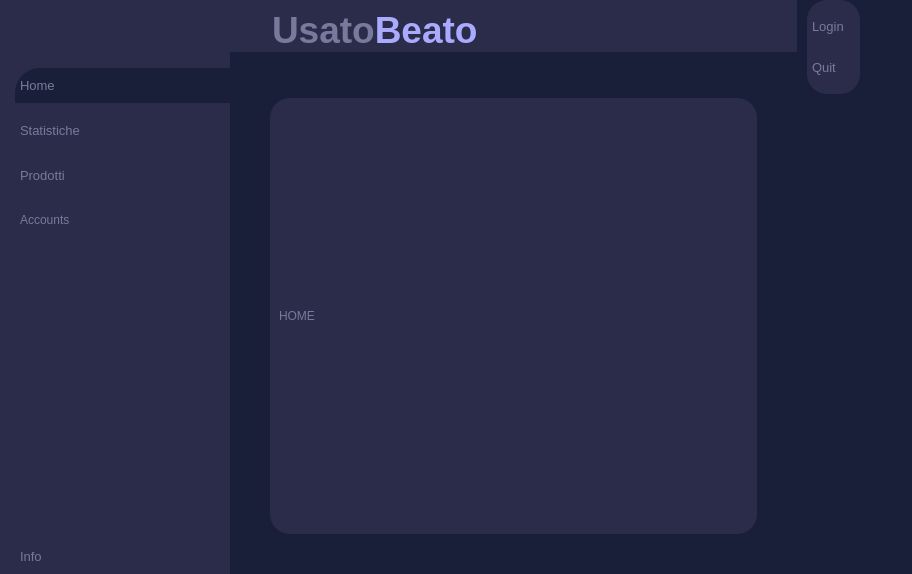
First picture: the form in NegozioDelUsatoPython/GUI USATOBEATO/interface_definitiva.ui, repository LeonUrsu/NegozioDellUsato-ExamIS, before the edit.
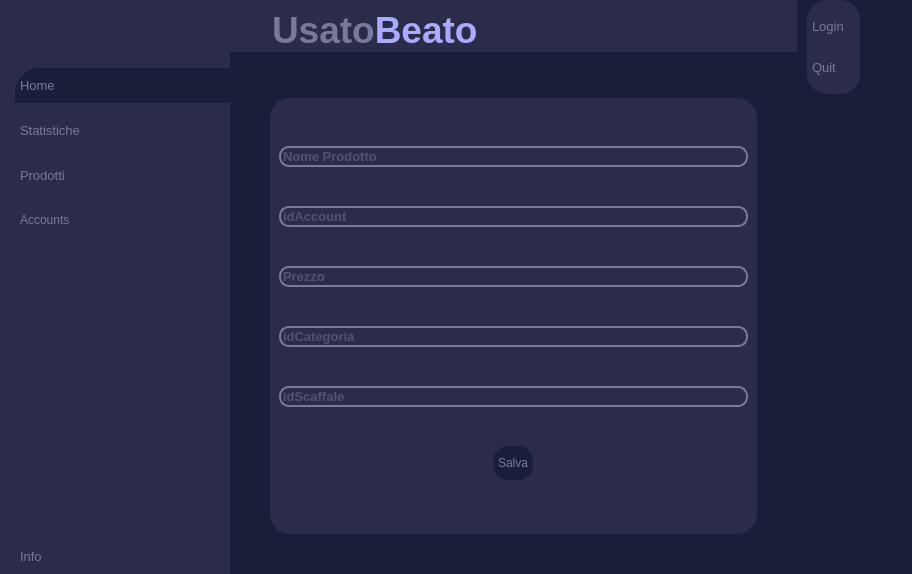
Second picture: the form after the edit. The open tabs and pages were chosen to show the change. Icons and pictures are not drawn. Custom widgets are drawn as their Qt base class.

Commit message: quitBtn e classe Prodotto per aggiungere prodotti(ancora non funzionante)

```diff
--- a/NegozioDelUsatoPython/GUI USATOBEATO/interface_definitiva.ui
+++ b/NegozioDelUsatoPython/GUI USATOBEATO/interface_definitiva.ui
@@ -38,7 +38,7 @@
 	background-color:transparent;
 }
 
-#searchFrame{
+#searchFrame, QLineEdit{
 	border-radius: 10px;
 	border: 2px solid #78799c;
 }
@@ -774,7 +774,7 @@
                       <property name="frameShadow">
                        <enum>QFrame::Raised</enum>
                       </property>
-                      <layout class="QVBoxLayout" name="verticalLayout_11">
+                      <layout class="QHBoxLayout" name="horizontalLayout_10">
                        <property name="spacing">
                         <number>0</number>
                        </property>
@@ -900,6 +900,137 @@
               </item>
              </layout>
             </widget>
+            <widget class="QWidget" name="aggiungiProdottopg">
+             <layout class="QHBoxLayout" name="horizontalLayout_11">
+              <item>
+               <widget class="QFrame" name="addProdottoFrm">
+                <property name="frameShape">
+                 <enum>QFrame::StyledPanel</enum>
+                </property>
+                <property name="frameShadow">
+                 <enum>QFrame::Raised</enum>
+                </property>
+                <layout class="QVBoxLayout" name="verticalLayout_11">
+                 <property name="spacing">
+                  <number>0</number>
+                 </property>
+                 <property name="leftMargin">
+                  <number>0</number>
+                 </property>
+                 <property name="topMargin">
+                  <number>0</number>
+                 </property>
+                 <property name="rightMargin">
+                  <number>0</number>
+                 </property>
+                 <property name="bottomMargin">
+                  <number>0</number>
+                 </property>
+                 <item>
+                  <widget class="QLineEdit" name="nomeLe">
+                   <property name="font">
+                    <font>
+                     <pointsize>10</pointsize>
+                     <weight>75</weight>
+                     <bold>true</bold>
+                    </font>
+                   </property>
+                   <property name="cursorPosition">
+                    <number>0</number>
+                   </property>
+                   <property name="placeholderText">
+                    <string>Nome Prodotto</string>
+                   </property>
+                  </widget>
+                 </item>
+                 <item>
+                  <widget class="QLineEdit" name="idAccountLe">
+                   <property name="font">
+                    <font>
+                     <pointsize>10</pointsize>
+                     <weight>75</weight>
+                     <bold>true</bold>
+                    </font>
+                   </property>
+                   <property name="placeholderText">
+                    <string>idAccount</string>
+                   </property>
+                  </widget>
+                 </item>
+                 <item>
+                  <widget class="QLineEdit" name="prezzoLe">
+                   <property name="font">
+                    <font>
+                     <pointsize>10</pointsize>
+                     <weight>75</weight>
+                     <bold>true</bold>
+                    </font>
+                   </property>
+                   <property name="placeholderText">
+                    <string>Prezzo</string>
+                   </property>
+                  </widget>
+                 </item>
+                 <item>
+                  <widget class="QLineEdit" name="idCategoriaLe">
+                   <property name="font">
+                    <font>
+                     <pointsize>10</pointsize>
+                     <weight>75</weight>
+                     <bold>true</bold>
+                    </font>
+                   </property>
+                   <property name="placeholderText">
+                    <string>idCategoria</string>
+                   </property>
+                  </widget>
+                 </item>
+                 <item>
+                  <widget class="QLineEdit" name="idScaffaleLe">
+                   <property name="font">
+                    <font>
+                     <pointsize>10</pointsize>
+                     <weight>75</weight>
+                     <bold>true</bold>
+                    </font>
+                   </property>
+                   <property name="placeholderText">
+                    <string>idScaffale</string>
+                   </property>
+                  </widget>
+                 </item>
+                 <item alignment="Qt::AlignHCenter">
+                  <widget class="QPushButton" name="saveBtn">
+                   <property name="cursor">
+                    <cursorShape>PointingHandCursor</cursorShape>
+                   </property>
+                   <property name="styleSheet">
+                    <string notr="true">QPushButton{
+	color:#78799c;
+	background-color:#1a1f39;
+	border-radius: 15px;
+	padding : 10px 5px;
+	text-align:left;
+	padding : 10px 5px;
+	text-align:left;
+	color:#78799c;
+	font: 10pt &quot;Leelawadee UI&quot;;
+}</string>
+                   </property>
+                   <property name="text">
+                    <string>Salva</string>
+                   </property>
+                   <property name="icon">
+                    <iconset resource="resources.qrc">
+                     <normaloff>:/purpleIcons/assets/#78799c(purple) icons/save.svg</normaloff>:/purpleIcons/assets/#78799c(purple) icons/save.svg</iconset>
+                   </property>
+                  </widget>
+                 </item>
+                </layout>
+               </widget>
+              </item>
+             </layout>
+            </widget>
            </widget>
           </item>
          </layout>
```
Left out of the diff: 105 changed lines with no effect on the pictures. The commit also changes 20 other files.
